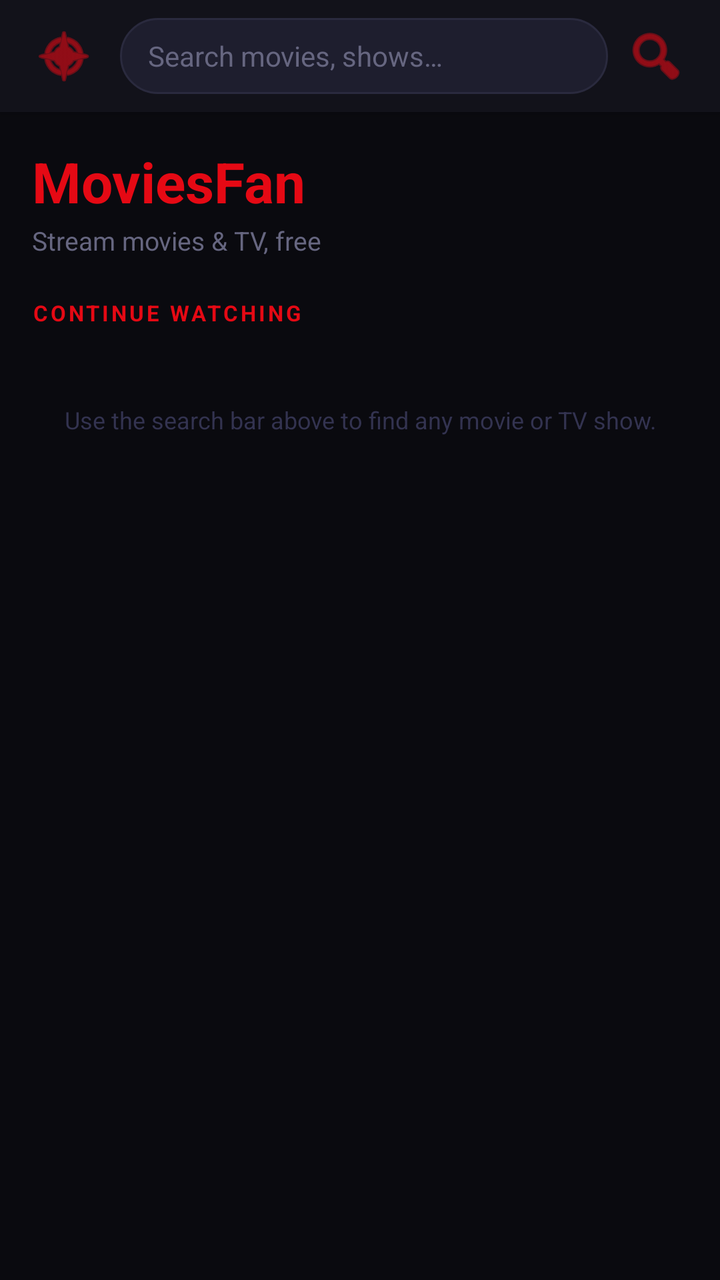
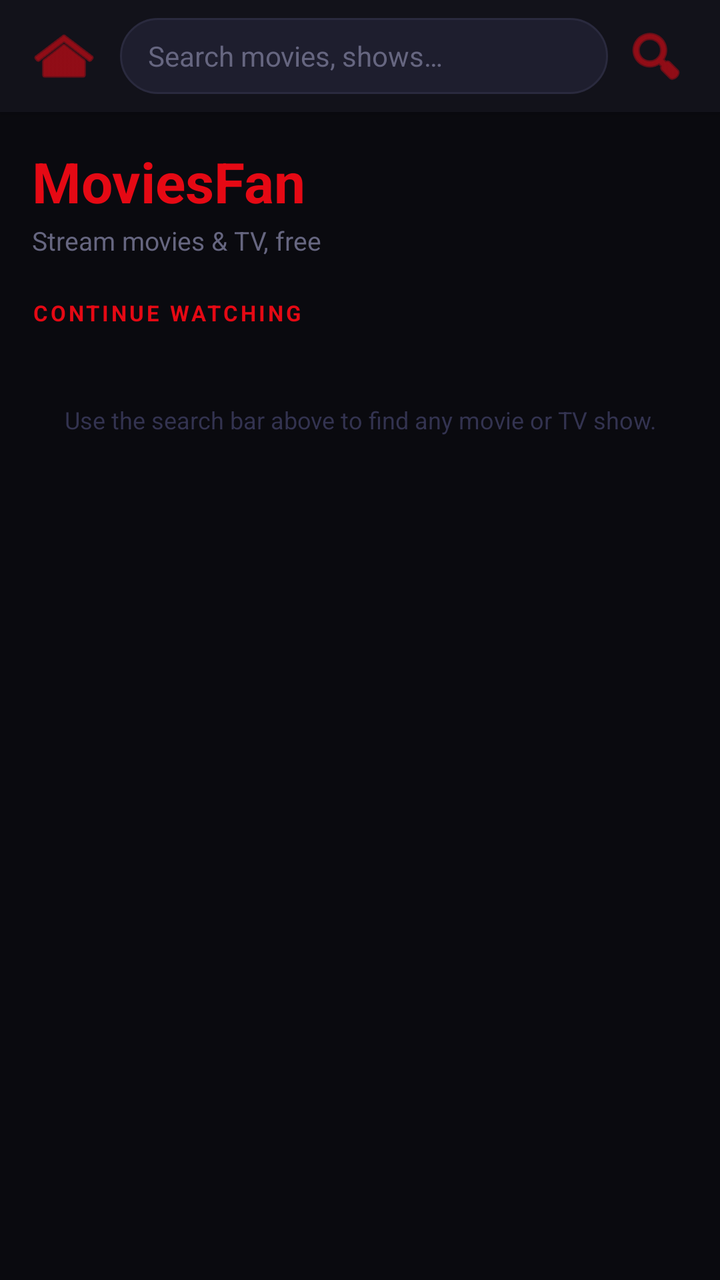

Before-and-after screenshots of an Android layout around one commit, followed by the original layout XML and the change that was made.
<!-- AndroidManifest.xml: application theme Theme.Smarterz -->
<!-- res/layout/activity_main.xml -->
<?xml version="1.0" encoding="utf-8"?>
<LinearLayout xmlns:android="http://schemas.android.com/apk/res/android"
    android:layout_width="match_parent"
    android:layout_height="match_parent"
    android:orientation="vertical"
    android:background="#0a0a0f">

    
    <LinearLayout
        android:layout_width="match_parent"
        android:layout_height="56dp"
        android:orientation="horizontal"
        android:background="#12121a"
        android:gravity="center_vertical"
        android:paddingStart="12dp"
        android:paddingEnd="12dp"
        android:elevation="4dp">

        <ImageButton
            android:id="@+id/homeBtn"
            android:layout_width="40dp"
            android:layout_height="40dp"
            android:src="@android:drawable/ic_menu_compass"
            android:background="?attr/selectableItemBackgroundBorderless"
            android:tint="#E50914"
            android:contentDescription="Home"
            android:layout_marginEnd="8dp" />

        <EditText
            android:id="@+id/searchInput"
            android:layout_width="0dp"
            android:layout_height="38dp"
            android:layout_weight="1"
            android:background="@drawable/search_bg"
            android:hint="Search movies, shows…"
            android:textColorHint="#666680"
            android:textColor="#e5e5f0"
            android:textSize="14sp"
            android:paddingStart="14dp"
            android:paddingEnd="14dp"
            android:imeOptions="actionSearch"
            android:inputType="text"
            android:maxLines="1"
            android:singleLine="true" />

        <ImageButton
            android:id="@+id/searchButton"
            android:layout_width="40dp"
            android:layout_height="40dp"
            android:src="@android:drawable/ic_menu_search"
            android:background="?attr/selectableItemBackgroundBorderless"
            android:tint="#E50914"
            android:contentDescription="Search"
            android:layout_marginStart="4dp" />
    </LinearLayout>

    
    <FrameLayout
        android:layout_width="match_parent"
        android:layout_height="0dp"
        android:layout_weight="1">

        
        <ScrollView
            android:id="@+id/homeSection"
            android:layout_width="match_parent"
            android:layout_height="match_parent"
            android:visibility="visible">

            <LinearLayout
                android:layout_width="match_parent"
                android:layout_height="wrap_content"
                android:orientation="vertical"
                android:paddingTop="16dp"
                android:paddingBottom="24dp">

                
                <LinearLayout
                    android:layout_width="match_parent"
                    android:layout_height="wrap_content"
                    android:orientation="horizontal"
                    android:paddingStart="16dp"
                    android:paddingEnd="16dp"
                    android:paddingBottom="20dp"
                    android:gravity="center_vertical">

                    <LinearLayout
                        android:layout_width="0dp"
                        android:layout_height="wrap_content"
                        android:layout_weight="1"
                        android:orientation="vertical">

                        <TextView
                            android:layout_width="wrap_content"
                            android:layout_height="wrap_content"
                            android:text="MoviesFan"
                            android:textColor="#E50914"
                            android:textSize="28sp"
                            android:textStyle="bold" />

                        <TextView
                            android:layout_width="wrap_content"
                            android:layout_height="wrap_content"
                            android:text="Stream movies &amp; TV, free"
                            android:textColor="#666680"
                            android:textSize="13sp"
                            android:layout_marginTop="2dp" />
                    </LinearLayout>
                </LinearLayout>

                
                <TextView
                    android:layout_width="wrap_content"
                    android:layout_height="wrap_content"
                    android:text="CONTINUE WATCHING"
                    android:textColor="#E50914"
                    android:textSize="11sp"
                    android:textStyle="bold"
                    android:letterSpacing="0.12"
                    android:paddingStart="16dp"
                    android:paddingBottom="10dp" />

                <TextView
                    android:id="@+id/recentEmpty"
                    android:layout_width="match_parent"
                    android:layout_height="120dp"
                    android:text="Nothing watched yet\nSearch for something to watch!"
                    android:textColor="#444460"
                    android:textSize="14sp"
                    android:gravity="center"
                    android:visibility="gone" />

                <androidx.recyclerview.widget.RecyclerView
                    android:id="@+id/recentRecycler"
                    android:layout_width="match_parent"
                    android:layout_height="220dp"
                    android:visibility="gone"
                    android:clipToPadding="false"
                    android:paddingStart="12dp"
                    android:paddingEnd="12dp" />

                <TextView
                    android:layout_width="match_parent"
                    android:layout_height="wrap_content"
                    android:text="Use the search bar above to find any movie or TV show."
                    android:textColor="#333350"
                    android:textSize="12sp"
                    android:gravity="center"
                    android:paddingTop="28dp"
                    android:paddingStart="24dp"
                    android:paddingEnd="24dp" />
            </LinearLayout>
        </ScrollView>

        
        <LinearLayout
            android:id="@+id/searchSection"
            android:layout_width="match_parent"
            android:layout_height="match_parent"
            android:orientation="vertical"
            android:visibility="gone">

            <ProgressBar
                android:id="@+id/searchLoading"
                android:layout_width="wrap_content"
                android:layout_height="wrap_content"
                android:layout_gravity="center_horizontal"
                android:layout_marginTop="32dp"
                android:visibility="gone" />

            <androidx.recyclerview.widget.RecyclerView
                android:id="@+id/searchRecycler"
                android:layout_width="match_parent"
                android:layout_height="0dp"
                android:layout_weight="1"
                android:visibility="gone"
                android:clipToPadding="false"
                android:paddingStart="8dp"
                android:paddingEnd="8dp"
                android:paddingTop="8dp"
                android:paddingBottom="8dp" />

            <LinearLayout
                android:id="@+id/paginationRow"
                android:layout_width="match_parent"
                android:layout_height="52dp"
                android:orientation="horizontal"
                android:gravity="center"
                android:background="#12121a"
                android:visibility="gone">

                <Button
                    android:id="@+id/prevPageBtn"
                    style="@style/Widget.MaterialComponents.Button.OutlinedButton"
                    android:layout_width="80dp"
                    android:layout_height="36dp"
                    android:text="Prev"
                    android:textSize="12sp"
                    android:textColor="#e5e5f0"
                    android:layout_marginEnd="16dp" />

                <TextView
                    android:id="@+id/pageIndicator"
                    android:layout_width="wrap_content"
                    android:layout_height="wrap_content"
                    android:textColor="#888899"
                    android:textSize="13sp"
                    android:layout_marginEnd="16dp" />

                <Button
                    android:id="@+id/nextPageBtn"
                    style="@style/Widget.MaterialComponents.Button.OutlinedButton"
                    android:layout_width="80dp"
                    android:layout_height="36dp"
                    android:text="Next"
                    android:textSize="12sp"
                    android:textColor="#e5e5f0" />
            </LinearLayout>
        </LinearLayout>

        
        <ScrollView
            android:id="@+id/detailSection"
            android:layout_width="match_parent"
            android:layout_height="match_parent"
            android:visibility="gone">

            <LinearLayout
                android:layout_width="match_parent"
                android:layout_height="wrap_content"
                android:orientation="vertical"
                android:paddingBottom="32dp">

                <ProgressBar
                    android:id="@+id/detailLoading"
                    android:layout_width="wrap_content"
                    android:layout_height="wrap_content"
                    android:layout_gravity="center_horizontal"
                    android:layout_marginTop="48dp"
                    android:visibility="gone" />

                <LinearLayout
                    android:id="@+id/detailContent"
                    android:layout_width="match_parent"
                    android:layout_height="wrap_content"
                    android:orientation="vertical"
                    android:visibility="gone">

                    
                    <LinearLayout
                        android:layout_width="match_parent"
                        android:layout_height="wrap_content"
                        android:orientation="horizontal"
                        android:padding="16dp">

                        <ImageView
                            android:id="@+id/detailPoster"
                            android:layout_width="130dp"
                            android:layout_height="195dp"
                            android:scaleType="centerCrop"
                            android:background="#1a1a2e"
                            android:contentDescription="Poster" />

                        <LinearLayout
                            android:layout_width="0dp"
                            android:layout_height="wrap_content"
                            android:layout_weight="1"
                            android:orientation="vertical"
                            android:paddingStart="14dp"
                            android:gravity="top">

                            <TextView
                                android:id="@+id/detailBadgeType"
                                android:layout_width="wrap_content"
                                android:layout_height="wrap_content"
                                android:textColor="#FFFFFF"
                                android:textSize="10sp"
                                android:textStyle="bold"
                                android:paddingStart="8dp"
                                android:paddingEnd="8dp"
                                android:paddingTop="3dp"
                                android:paddingBottom="3dp"
                                android:layout_marginBottom="8dp" />

                            <TextView
                                android:id="@+id/detailTitle"
                                android:layout_width="match_parent"
                                android:layout_height="wrap_content"
                                android:textColor="#e5e5f0"
                                android:textSize="18sp"
                                android:textStyle="bold"
                                android:layout_marginBottom="6dp" />

                            <LinearLayout
                                android:layout_width="wrap_content"
                                android:layout_height="wrap_content"
                                android:orientation="horizontal"
                                android:layout_marginBottom="6dp">

                                <TextView
                                    android:id="@+id/detailYear"
                                    android:layout_width="wrap_content"
                                    android:layout_height="wrap_content"
                                    android:textColor="#888899"
                                    android:textSize="13sp"
                                    android:layout_marginEnd="10dp" />

                                <TextView
                                    android:id="@+id/detailRating"
                                    android:layout_width="wrap_content"
                                    android:layout_height="wrap_content"
                                    android:textColor="#f5c518"
                                    android:textSize="13sp" />
                            </LinearLayout>

                            <TextView
                                android:id="@+id/detailGenre"
                                android:layout_width="match_parent"
                                android:layout_height="wrap_content"
                                android:textColor="#666680"
                                android:textSize="12sp"
                                android:layout_marginBottom="16dp" />

                            <Button
                                android:id="@+id/playButton"
                                style="@style/Widget.MaterialComponents.Button"
                                android:layout_width="match_parent"
                                android:layout_height="44dp"
                                android:text="▶  Play Now"
                                android:textSize="14sp"
                                android:textStyle="bold"
                                android:backgroundTint="#E50914"
                                android:textColor="#FFFFFF" />
                        </LinearLayout>
                    </LinearLayout>

                    
                    <TextView
                        android:layout_width="match_parent"
                        android:layout_height="wrap_content"
                        android:text="OVERVIEW"
                        android:textColor="#E50914"
                        android:textSize="11sp"
                        android:textStyle="bold"
                        android:letterSpacing="0.12"
                        android:paddingStart="16dp"
                        android:paddingBottom="6dp" />

                    <TextView
                        android:id="@+id/detailOverview"
                        android:layout_width="match_parent"
                        android:layout_height="wrap_content"
                        android:textColor="#aaaabc"
                        android:textSize="14sp"
                        android:lineSpacingMultiplier="1.5"
                        android:paddingStart="16dp"
                        android:paddingEnd="16dp"
                        android:paddingBottom="8dp" />

                </LinearLayout>
            </LinearLayout>
        </ScrollView>

        
        <FrameLayout
            android:id="@+id/playerModal"
            android:layout_width="match_parent"
            android:layout_height="match_parent"
            android:background="#000000"
            android:visibility="gone">

            <WebView
                android:id="@+id/playerWebView"
                android:layout_width="match_parent"
                android:layout_height="match_parent" />

            
            <LinearLayout
                android:layout_width="match_parent"
                android:layout_height="48dp"
                android:layout_gravity="top"
                android:orientation="horizontal"
                android:background="#CC000000"
                android:gravity="center_vertical"
                android:paddingStart="8dp"
                android:paddingEnd="8dp">

                <ImageButton
                    android:id="@+id/closePlayer"
                    android:layout_width="36dp"
                    android:layout_height="36dp"
                    android:src="@android:drawable/ic_menu_close_clear_cancel"
                    android:background="?attr/selectableItemBackgroundBorderless"
                    android:tint="#e5e5f0"
                    android:contentDescription="Close" />

                <LinearLayout
                    android:layout_width="0dp"
                    android:layout_height="wrap_content"
                    android:layout_weight="1"
                    android:orientation="vertical"
                    android:paddingStart="8dp">

                    <TextView
                        android:id="@+id/playerTitle"
                        android:layout_width="match_parent"
                        android:layout_height="wrap_content"
                        android:textColor="#e5e5f0"
                        android:textSize="14sp"
                        android:textStyle="bold"
                        android:maxLines="1"
                        android:ellipsize="end" />

                    <TextView
                        android:id="@+id/playerEpisodeInfo"
                        android:layout_width="match_parent"
                        android:layout_height="wrap_content"
                        android:textColor="#888899"
                        android:textSize="12sp" />
                </LinearLayout>
            </LinearLayout>

            
            <LinearLayout
                android:id="@+id/tvControls"
                android:layout_width="match_parent"
                android:layout_height="wrap_content"
                android:layout_gravity="bottom"
                android:orientation="vertical"
                android:background="#E6000000"
                android:paddingStart="12dp"
                android:paddingEnd="12dp"
                android:paddingTop="10dp"
                android:paddingBottom="10dp"
                android:visibility="gone">

                
                <LinearLayout
                    android:layout_width="match_parent"
                    android:layout_height="wrap_content"
                    android:orientation="horizontal"
                    android:layout_marginBottom="8dp">

                    <Spinner
                        android:id="@+id/seasonSpinner"
                        android:layout_width="0dp"
                        android:layout_height="42dp"
                        android:layout_weight="1"
                        android:background="@drawable/spinner_bg"
                        android:paddingStart="10dp"
                        android:layout_marginEnd="8dp" />

                    <Spinner
                        android:id="@+id/episodeSpinner"
                        android:layout_width="0dp"
                        android:layout_height="42dp"
                        android:layout_weight="1"
                        android:background="@drawable/spinner_bg"
                        android:paddingStart="10dp" />
                </LinearLayout>

                
                <LinearLayout
                    android:layout_width="match_parent"
                    android:layout_height="wrap_content"
                    android:orientation="horizontal"
                    android:gravity="center">

                    <ImageButton
                        android:id="@+id/prevEpisodeBtn"
                        android:layout_width="44dp"
                        android:layout_height="44dp"
                        android:src="@android:drawable/ic_media_previous"
                        android:background="@drawable/icon_btn_bg"
                        android:tint="#e5e5f0"
                        android:contentDescription="Previous episode"
                        android:layout_marginEnd="12dp" />

                    <ImageButton
                        android:id="@+id/nextEpisodeBtn"
                        android:layout_width="44dp"
                        android:layout_height="44dp"
                        android:src="@android:drawable/ic_media_next"
                        android:background="@drawable/icon_btn_bg"
                        android:tint="#e5e5f0"
                        android:contentDescription="Next episode" />
                </LinearLayout>
            </LinearLayout>

            
            <LinearLayout
                android:id="@+id/movieControls"
                android:layout_width="match_parent"
                android:layout_height="wrap_content"
                android:layout_gravity="bottom"
                android:orientation="horizontal"
                android:visibility="gone" />

        </FrameLayout>

    </FrameLayout>

</LinearLayout>
<!-- resources referenced by this layout -->
<resources>
  <!-- drawable icon_btn_bg (drawable) -->
  <?xml version="1.0" encoding="utf-8"?>
  <shape xmlns:android="http://schemas.android.com/apk/res/android"
      android:shape="oval">
      <solid android:color="#2a2a3e" />
  </shape>
  <!-- drawable search_bg (drawable) -->
  <?xml version="1.0" encoding="utf-8"?>
  <shape xmlns:android="http://schemas.android.com/apk/res/android"
      android:shape="rectangle">
      <solid android:color="#1e1e2e" />
      <corners android:radius="20dp" />
      <stroke android:width="1dp" android:color="#2a2a3e" />
  </shape>
  <!-- drawable spinner_bg (drawable) -->
  <?xml version="1.0" encoding="utf-8"?>
  <shape xmlns:android="http://schemas.android.com/apk/res/android"
      android:shape="rectangle">
      <solid android:color="#1e1e2e" />
      <corners android:radius="6dp" />
      <stroke android:width="1dp" android:color="#2a2a3e" />
  </shape>
  <style name="Theme.Smarterz" parent="Theme.MaterialComponents.DayNight.NoActionBar.Bridge">
          <item name="colorPrimary">#E50914</item>
          <item name="colorPrimaryVariant">#B20710</item>
          <item name="colorOnPrimary">#FFFFFF</item>
          <item name="colorSecondary">#E50914</item>
          <item name="colorOnSecondary">#FFFFFF</item>
          <item name="android:statusBarColor">#0c0c0c</item>
          <item name="android:navigationBarColor">#0c0c0c</item>
          <item name="android:windowBackground">#0c0c0c</item>
          <item name="android:textColorPrimary">#e5e5e5</item>
          <item name="android:textColorSecondary">#b3b3b3</item>
      </style>
</resources>

<!-- the commit's change to res/layout/activity_main.xml (unified diff, before → after) -->
@@ -20,7 +20,7 @@
             android:id="@+id/homeBtn"
             android:layout_width="40dp"
             android:layout_height="40dp"
-            android:src="@android:drawable/ic_menu_compass"
+            android:src="@android:drawable/ic_menu_home"
             android:background="?attr/selectableItemBackgroundBorderless"
             android:tint="#E50914"
             android:contentDescription="Home"
@@ -133,7 +133,7 @@
                 <androidx.recyclerview.widget.RecyclerView
                     android:id="@+id/recentRecycler"
                     android:layout_width="match_parent"
-                    android:layout_height="220dp"
+                    android:layout_height="310dp"
                     android:visibility="gone"
                     android:clipToPadding="false"
                     android:paddingStart="12dp"
@@ -323,11 +323,11 @@
 
                             <Button
                                 android:id="@+id/playButton"
-                                style="@style/Widget.MaterialComponents.Button"
+                                style="@style/Widget.MaterialComponents.Button.UnelevatedButton"
                                 android:layout_width="match_parent"
-                                android:layout_height="44dp"
+                                android:layout_height="48dp"
                                 android:text="▶  Play Now"
-                                android:textSize="14sp"
+                                android:textSize="15sp"
                                 android:textStyle="bold"
                                 android:backgroundTint="#E50914"
                                 android:textColor="#FFFFFF" />
@@ -372,7 +372,24 @@
             <WebView
                 android:id="@+id/playerWebView"
                 android:layout_width="match_parent"
-                android:layout_height="match_parent" />
+                android:layout_height="match_parent"
+                android:background="#000000" />
+
+            
+            <FrameLayout
+                android:id="@+id/playerLoadingOverlay"
+                android:layout_width="match_parent"
+                android:layout_height="match_parent"
+                android:background="#000000"
+                android:visibility="visible">
+
+                <ProgressBar
+                    android:id="@+id/playerLoadingSpinner"
+                    android:layout_width="56dp"
+                    android:layout_height="56dp"
+                    android:layout_gravity="center"
+                    android:indeterminateTint="#E50914" />
+            </FrameLayout>
 
             
             <LinearLayout
